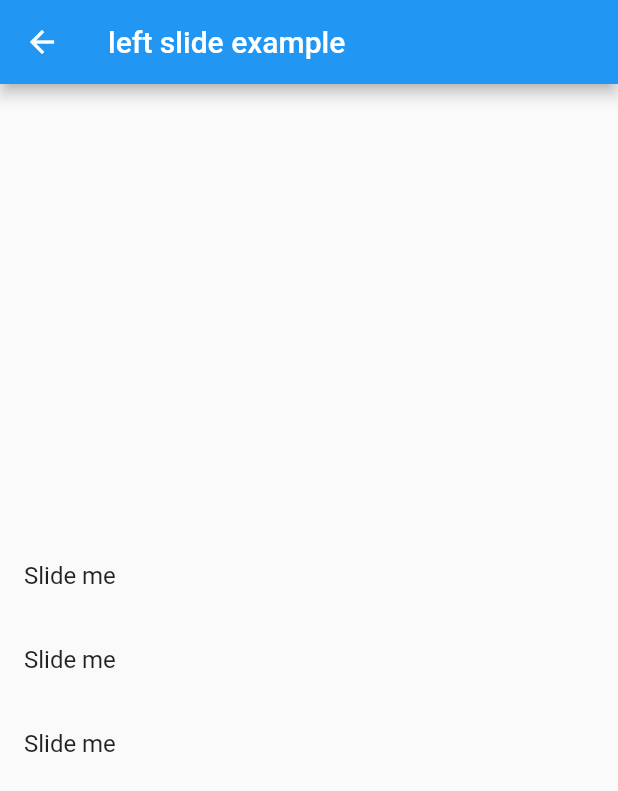
After one commit to Safaanam/flutter_components, a Flutter app: the screen it shows after launch, after a tap on "Click for left sliding example", on a phone screen of 412 x 824 dp. The commit adds this screen. Shown: the top 791 px of the screen. Run offline on Flutter 3.47's test engine with Material 2 defaults, Android fonts, the phone set to English and light mode, and no system bars; drawn by our look-alikes of flutter_slidable.

Commit message:
sliding button added

```diff
--- a/lib/main.dart
+++ b/lib/main.dart
@@ -1,4 +1,6 @@
 import 'package:flutter/material.dart';
+import 'package:flutter_components/page/left_slide_example.dart';
+import 'package:flutter_components/page/right_slide_example.dart';
 
 void main() {
   runApp(const MyApp());
@@ -10,8 +12,8 @@ class MyApp extends StatelessWidget {
   Widget build(BuildContext context) {
     return const MaterialApp(
       debugShowCheckedModeBanner: false,
-      title: 'Flutter Cards',
-      home: MyHomePage(title: 'Flutter CardView'),
+      title: 'Flutter Slideable Action Button',
+      home: MyHomePage(title: 'Flutter Slideable Action Button'),
     );
   }
 }
@@ -36,8 +38,22 @@ class _MyHomePageState extends State<MyHomePage> {
         appBar: AppBar(
           title: Text(widget.title),
         ),
-        body: const Center(
-          child: Text("Hello World")
+        body: Center(
+          child: Column(
+            mainAxisAlignment: MainAxisAlignment.center,
+            children: [
+              ElevatedButton(onPressed: () {
+                Navigator.push(context, MaterialPageRoute(
+                    builder: (_) => const LeftSliding()));
+              },
+                  child: const Text("Click for left sliding example")),
+              ElevatedButton(onPressed: () {
+                Navigator.push(context, MaterialPageRoute(
+                    builder: (_) => const RightSliding()));
+              },
+                  child: const Text("Click for right sliding example")),
+            ],
+          ),
         ),
       ),
     );
--- /dev/null
+++ b/lib/page/left_slide_example.dart
@@ -0,0 +1,69 @@
+import 'package:flutter/material.dart';
+import 'package:flutter_components/widget/left_slider.dart';
+import 'package:flutter_slidable/flutter_slidable.dart';
+
+class LeftSliding extends StatefulWidget {
+  const LeftSliding({Key? key}) : super(key: key);
+
+  @override
+  _LeftSlidingState createState() => _LeftSlidingState();
+}
+
+class _LeftSlidingState extends State<LeftSliding> {
+  @override
+  Widget build(BuildContext context) {
+    return Scaffold(
+      appBar: AppBar(
+        title: const Text("left slide example"),
+      ),
+      body: Center(
+        child: Column(
+          mainAxisAlignment: MainAxisAlignment.center,
+          children: const [
+            /// Behind Motion
+            BuildLeftSlider(
+                childWidget: ListTile(title: Text('Slide me')),
+                motionType: BehindMotion(),
+                backgroundColor1: Color(0xFFCBEAA6),
+                foregroundColor1: Colors.white,
+                icon1: Icons.archive,
+                label1: 'Archive',
+                backgroundColor2: Color(0xFFC6E095),
+                foregroundColor2: Colors.white,
+                icon2: Icons.save,
+                label2: 'Save'
+            ),
+
+            /// Drawer Motion
+            BuildLeftSlider(
+                childWidget: ListTile(title: Text('Slide me')),
+                motionType: DrawerMotion(),
+                backgroundColor1: Color(0xFFCBEAA6),
+                foregroundColor1: Colors.white,
+                icon1: Icons.archive,
+                label1: 'Archive',
+                backgroundColor2: Color(0xFFC6E095),
+                foregroundColor2: Colors.white,
+                icon2: Icons.save,
+                label2: 'Save'
+            ),
+
+            /// Scroll Motion
+            BuildLeftSlider(
+                childWidget: ListTile(title: Text('Slide me')),
+                motionType: ScrollMotion(),
+                backgroundColor1: Color(0xFFCBEAA6),
+                foregroundColor1: Colors.white,
+                icon1: Icons.archive,
+                label1: 'Archive',
+                backgroundColor2: Color(0xFFC6E095),
+                foregroundColor2: Colors.white,
+                icon2: Icons.save,
+                label2: 'Save'
+            ),
+          ],
+        ),
+      ),
+    );
+  }
+}
--- /dev/null
+++ b/lib/widget/left_slider.dart
@@ -0,0 +1,72 @@
+import 'package:flutter/material.dart';
+import 'package:flutter_slidable/flutter_slidable.dart';
+
+class BuildLeftSlider extends StatelessWidget {
+  final Widget childWidget;
+  final Widget motionType;
+  final Color backgroundColor1;
+  final Color foregroundColor1;
+  final IconData icon1;
+  final String label1;
+  final Color backgroundColor2;
+  final Color foregroundColor2;
+  final IconData icon2;
+  final String label2;
+
+  const BuildLeftSlider({
+    Key? key,
+    required this.childWidget,
+    required this.motionType,
+    required this.backgroundColor1,
+    required this.foregroundColor1,
+    required this.icon1,
+    required this.label1,
+    required this.backgroundColor2,
+    required this.foregroundColor2,
+    required this.icon2,
+    required this.label2,
+  }) : super(key: key);
+
+  @override
+  Widget build(BuildContext context) {
+    return Slidable(child: childWidget,
+      startActionPane: ActionPane(
+        key: const ValueKey(1),
+
+        motion: motionType,
+
+        /// to dismiss the slider use
+        /*
+        dismissible: DismissiblePane(onDismissed: () {
+          print("dismissed");
+        }),
+         */
+
+        children: [
+
+          SlidableAction(
+            onPressed: doSomething(),
+            backgroundColor: backgroundColor1,
+            foregroundColor: foregroundColor1,
+            icon: icon1,
+            label: label1,
+          ),
+
+          SlidableAction(
+            onPressed: doSomething(),
+            backgroundColor: backgroundColor2,
+            foregroundColor: foregroundColor2,
+            icon: icon2,
+            label: label2,
+          ),
+
+        ],
+      ),
+
+    );
+  }
+}
+
+doSomething() {
+  print("onPressed function ");
+}
--- a/pubspec.yaml
+++ b/pubspec.yaml
@@ -27,6 +27,7 @@ environment:
 # the latest version available on pub.dev. To see which dependencies have newer
 # versions available, run `flutter pub outdated`.
 dependencies:
+  flutter_slidable: ^1.2.0
   flutter:
     sdk: flutter
 
```
Also changed, not shown: lib/page/right_slide_example.dart (added, +69 -0 lines), lib/widget/right_slider.dart (added, +64 -0 lines), pubspec.lock.
